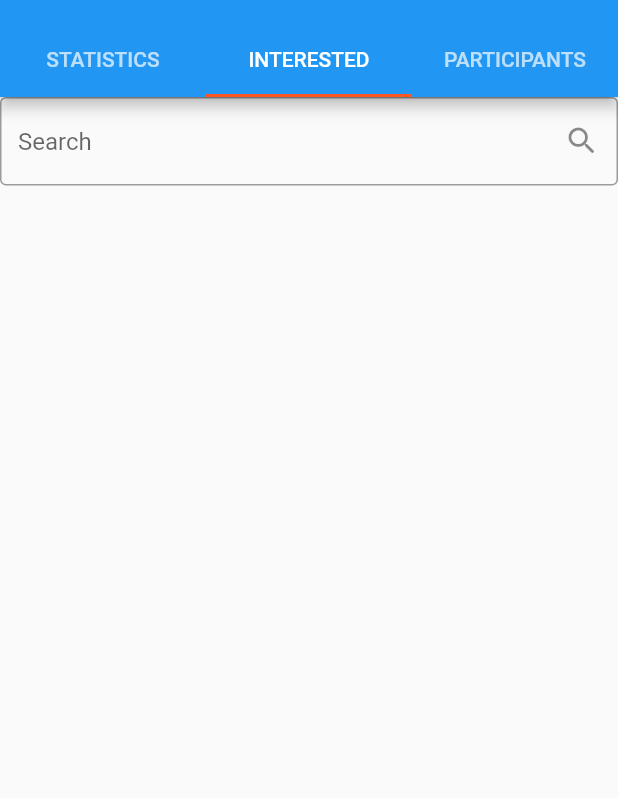
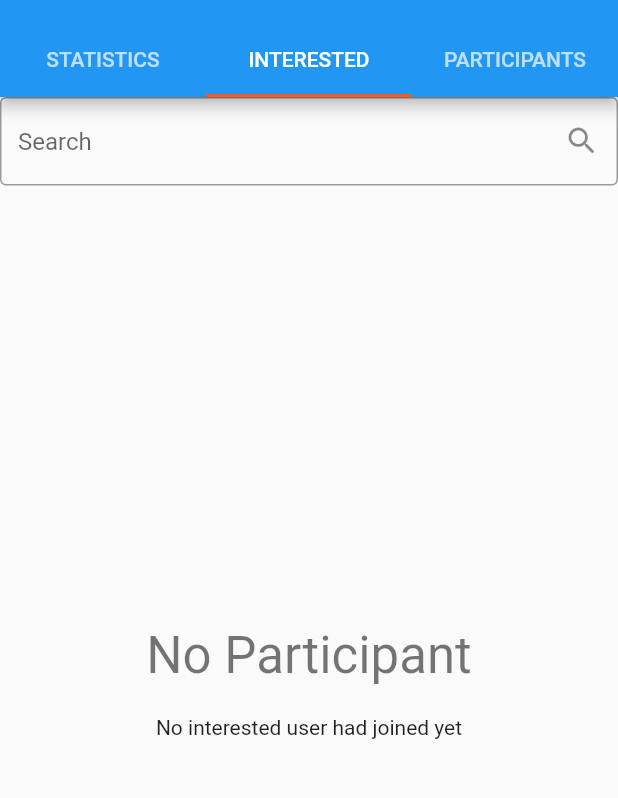
Before and after one commit to Acetylcholine007/BioWatch, a Flutter app: the EventDashboard screen opened directly with empty values, tab 2 chosen, on a phone screen of 412 x 824 dp, the part 59-857 px from its top. Run offline on Flutter 3.47's test engine with Material 2 defaults, Android fonts, the phone set to English and light mode, and no system bars; accounts and stored records are empty.

Commit message:
Added Message wiget for empty lists, Event creation and editing functional, Activities now placed inside User data, AccountEditor functional

```diff
--- /dev/null
+++ b/lib/components/NoParticipant.dart
@@ -0,0 +1,23 @@
+import 'package:flutter/material.dart';
+
+class NoParticipant extends StatelessWidget {
+  const NoParticipant({Key key}) : super(key: key);
+
+  @override
+  Widget build(BuildContext context) {
+    final theme = Theme.of(context);
+
+    return Container(
+      child: Center(
+        child: Column(
+          mainAxisAlignment: MainAxisAlignment.center,
+          children: [
+            Text('No Participant', style: theme.textTheme.headline4),
+            SizedBox(height: 20),
+            Text('No interested user had joined yet', style: theme.textTheme.bodyText2)
+          ],
+        ),
+      ),
+    );
+  }
+}
--- a/lib/models/User.dart
+++ b/lib/models/User.dart
@@ -1,3 +1,5 @@
+import 'Activity.dart';
+
 class User {
   int id;
   String fullName;
@@ -8,6 +10,7 @@ class User {
   String contact;
   String birthday;
   List<int> myEvents;
+  List<Activity> activities;
 
   User({
     this.id,
@@ -18,6 +21,20 @@ class User {
     this.address,
     this.contact,
     this.birthday,
-    this.myEvents
+    this.myEvents,
+    this.activities
   });
+
+  User copy() => User(
+    id: this.id,
+    fullName: this.fullName,
+    password: this.password,
+    email: this.email,
+    accountType: this.accountType,
+    address: this.address,
+    contact: this.contact,
+    birthday: this.birthday,
+    myEvents: [...this.myEvents],
+    activities: [...this.activities]
+  );
 }
--- a/lib/screens/mainpages/AccountPage.dart
+++ b/lib/screens/mainpages/AccountPage.dart
@@ -14,7 +14,7 @@ class AccountPage extends StatefulWidget {
 class _AccountPageState extends State<AccountPage> {
   @override
   Widget build(BuildContext context) {
-    Function logout = Provider.of<DataProvider>(context, listen: true).logout;
+    Function logout = Provider.of<DataProvider>(context, listen: false).logout;
     User user = Provider.of<DataProvider>(context, listen: false).user;
     final theme = Theme.of(context);
 
--- a/lib/screens/mainpages/HomePage.dart
+++ b/lib/screens/mainpages/HomePage.dart
@@ -1,3 +1,5 @@
+import 'package:bio_watch/components/NoEvent.dart';
+import 'package:bio_watch/components/NoInterest.dart';
 import 'package:bio_watch/components/TileCard.dart';
 import 'package:bio_watch/models/Event.dart';
 import 'package:bio_watch/models/User.dart';
@@ -24,9 +26,9 @@ class _HomePageState extends State<HomePage> {
     return Container(
       child: Padding(
         padding: const EdgeInsets.all(8.0),
-        child: ListView.builder(
+        child: events.length != 0 ? ListView.builder(
           itemCount: events.length,
-          itemBuilder: (BuildContext context, int index){
+          itemBuilder: (BuildContext context, int index) {
             return GestureDetector(
               onTap: () {
                 if(user.accountType == 'USER') {
@@ -43,7 +45,7 @@ class _HomePageState extends State<HomePage> {
               ),
             );
           }
-        ),
+        ) : user.accountType == 'USER' ? NoInterest() : NoEvent(),
       )
     );
   }
--- a/lib/screens/mainpages/LoginPage.dart
+++ b/lib/screens/mainpages/LoginPage.dart
@@ -90,7 +90,8 @@ class _LoginPageState extends State<LoginPage> {
                       address: '',
                       contact: '',
                       birthday: '',
-                      myEvents: []
+                      myEvents: [],
+                      activities: []
                     )))),
                     style: ElevatedButton.styleFrom(primary: theme.accentColor),
                   )
--- a/lib/screens/subpages/AccountEditor.dart
+++ b/lib/screens/subpages/AccountEditor.dart
@@ -1,6 +1,8 @@
 import 'package:bio_watch/models/User.dart';
+import 'package:bio_watch/shared/DataProvider.dart';
 import 'package:bio_watch/shared/decorations.dart';
 import 'package:flutter/material.dart';
+import 'package:provider/provider.dart';
 
 class AccountEditor extends StatefulWidget {
   final User user;
@@ -8,7 +10,7 @@ class AccountEditor extends StatefulWidget {
   AccountEditor({this.user});
 
   @override
-  _AccountEditorState createState() => _AccountEditorState(user);
+  _AccountEditorState createState() => _AccountEditorState(user.copy());
 }
 
 class _AccountEditorState extends State<AccountEditor> {
@@ -19,6 +21,7 @@ class _AccountEditorState extends State<AccountEditor> {
 
   @override
   Widget build(BuildContext context) {
+    Function editAccount = Provider.of<DataProvider>(context, listen: true).editAccount;
     final theme = Theme.of(context);
 
     return GestureDetector(
@@ -112,7 +115,10 @@ class _AccountEditorState extends State<AccountEditor> {
                   flex: 2,
                   child: ElevatedButton(
                     child: Text('SAVE CHANGES'),
-                    onPressed: () => Navigator.of(context).pop(),
+                    onPressed: () {
+                      editAccount(user.contact, user.password);
+                      Navigator.of(context).pop();
+                    },
                     style: ElevatedButton.styleFrom(primary: theme.accentColor),
                   ),
                 )
--- a/lib/screens/subpages/EventDashboard.dart
+++ b/lib/screens/subpages/EventDashboard.dart
@@ -24,7 +24,7 @@ class _EventDashboardState extends State<EventDashboard> {
           appBar: AppBar(
             title: Text('Event Dashboard'),
             actions: [
-              IconButton(icon: Icon(Icons.edit_rounded), onPressed: () => Navigator.push(context, MaterialPageRoute(builder: (context) => EventEditor(event: widget.event)))),
+              IconButton(icon: Icon(Icons.edit_rounded), onPressed: () => Navigator.push(context, MaterialPageRoute(builder: (context) => EventEditor(event: widget.event, isNew: false)))),
               IconButton(icon: Icon(Icons.import_export_rounded), onPressed: () {}),
               IconButton(icon: Icon(Icons.qr_code_rounded), onPressed: () {}),
             ],
--- a/lib/screens/subpages/UserList.dart
+++ b/lib/screens/subpages/UserList.dart
@@ -1,3 +1,5 @@
+import 'package:bio_watch/components/NoInterested.dart';
+import 'package:bio_watch/components/NoParticipant.dart';
 import 'package:bio_watch/models/User.dart';
 import 'package:bio_watch/screens/subpages/UserViewer.dart';
 import 'package:bio_watch/shared/DataProvider.dart';
@@ -7,8 +9,9 @@ import 'package:provider/provider.dart';
 
 class UserList extends StatefulWidget {
   final List<int> userIds;
+  final String type;
 
-  UserList({this.userIds});
+  UserList({this.userIds, this.type});
 
   @override
   _UserListState createState() => _UserListState();
@@ -39,7 +42,7 @@ class _UserListState extends State<UserList> {
             flex: 11,
             child: Padding(
               padding: const EdgeInsets.all(8.0),
-              child: ListView.builder(
+              child: users.length != 0 ? ListView.builder(
                 itemCount: users.length,
                 itemBuilder: (BuildContext context, int index){
                   return GestureDetector(
@@ -51,7 +54,7 @@ class _UserListState extends State<UserList> {
                     )
                   );
                 }
-              ),
+              ) : widget.type == ' INTERESTED' ? NoInterested() : NoParticipant(),
             ),
           ),
         ],
```
Also changed, not shown: lib/MainWrapper.dart (+13 -1 lines), lib/components/NoActivity.dart (added, +23 -0 lines), lib/components/NoEvent.dart (added, +23 -0 lines), lib/components/NoInterest.dart (added, +23 -0 lines), lib/components/NoInterested.dart (added, +23 -0 lines), lib/screens/mainpages/ActivityPage.dart (+4 -3 lines), lib/screens/subpages/EventEditor.dart (+15 -3 lines), lib/shared/DataProvider.dart (+37 -12 lines), 1 other file.
